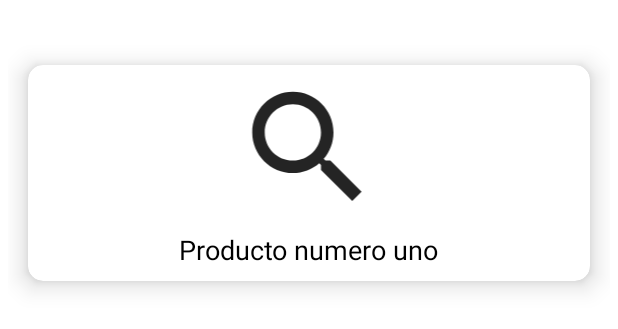
After one commit to GianBruschini/MeliChallenge, an Android app: the layout product_item.xml on its own in the app's theme, with its tools: preview values and no code run, on a phone screen of 412 x 824 dp. The commit adds this screen. Shown: the top 329 px of the screen. Run offline under Robolectric (Android 15) with nearby library versions, the phone set to English and light mode, and no system bars.

Commit message:
feat: showing products

```diff
--- a/app/src/main/java/com/meli/melichallenge/data/api/model/response/Product.kt
+++ b/app/src/main/java/com/meli/melichallenge/data/api/model/response/Product.kt
@@ -1,6 +1,7 @@
 package com.meli.melichallenge.data.api.model.response
 
 import android.os.Parcelable
+import java.io.Serializable
 
 data class Product(
     val id: String,
@@ -8,4 +9,4 @@ data class Product(
     val price: Double,
     val thumbnail: String,
     val permalink: String
-)
+):Serializable
--- a/app/src/main/java/com/meli/melichallenge/data/service/ApiClient.kt
+++ b/app/src/main/java/com/meli/melichallenge/data/service/ApiClient.kt
@@ -8,6 +8,6 @@ import retrofit2.http.GET
 import retrofit2.http.Query
 
 interface ApiClient {
-    @GET("sites/MLA/search/")
+    @GET("sites/MLA/search")
     suspend fun searchProducts(@Query("q") query: String): Response<NetworkResponse<Product>>
 }
--- /dev/null
+++ b/app/src/main/res/layout/product_item.xml
@@ -0,0 +1,61 @@
+<?xml version="1.0" encoding="utf-8"?>
+<RelativeLayout xmlns:android="http://schemas.android.com/apk/res/android"
+    xmlns:app="http://schemas.android.com/apk/res-auto"
+    xmlns:tools="http://schemas.android.com/tools"
+    android:id="@+id/rlProduct"
+    android:layout_width="match_parent"
+    android:layout_height="wrap_content"
+    android:layout_marginTop="@dimen/margin_big"
+    android:padding="@dimen/margin_small"
+    android:gravity="center"
+    >
+
+    <androidx.cardview.widget.CardView
+        android:id="@+id/cardView1"
+        android:layout_width="match_parent"
+        android:layout_height="@dimen/height_x_big"
+        app:cardElevation="@dimen/elevation_medium"
+        app:cardUseCompatPadding="true"
+        app:cardCornerRadius="@dimen/radius_medium"
+        >
+
+        <LinearLayout
+            android:layout_width="match_parent"
+            android:layout_height="match_parent"
+            android:gravity="center_horizontal"
+            android:orientation="vertical">
+
+            <ImageView
+                android:id="@+id/productImage"
+                android:layout_width="250dp"
+                android:layout_height="100dp"
+                tools:src="@drawable/search_icon"
+                android:layout_marginTop="@dimen/margin_small"
+                >
+
+            </ImageView>
+
+
+            <TextView
+                android:id="@+id/productText"
+                android:layout_width="wrap_content"
+                android:layout_height="wrap_content"
+                tools:src="@drawable/search_icon"
+                android:textSize="@dimen/text_medium"
+                tools:text="Producto numero uno"
+                android:textColor="@color/black"
+                android:layout_marginTop="@dimen/margin_small"
+                >
+
+            </TextView>
+
+
+
+        </LinearLayout>
+
+
+    </androidx.cardview.widget.CardView>
+
+
+
+</RelativeLayout>
--- a/app/src/main/res/navigation/main_nav.xml
+++ b/app/src/main/res/navigation/main_nav.xml
@@ -17,7 +17,7 @@
     </fragment>
     <fragment
         android:id="@+id/productsFragment"
-        android:name="com.meli.melichallenge.ProductsFragment"
+        android:name="com.meli.melichallenge.presentation.product.ProductsFragment"
         android:label="fragment_products"
         tools:layout="@layout/fragment_products" >
         <action
--- a/app/src/main/res/values/dimens.xml
+++ b/app/src/main/res/values/dimens.xml
@@ -12,6 +12,10 @@
     <dimen name="image_big">100dp</dimen>
     <dimen name="image_x_big">180dp</dimen>
 
+    <dimen name="elevation_medium_small">5dp</dimen>
+    <dimen name="elevation_medium">10dp</dimen>
+
+
 
     <dimen name="radius_medium_small">5dp</dimen>
     <dimen name="radius_medium">10dp</dimen>
@@ -22,6 +26,7 @@
     <dimen name="height_medium_small">25dp</dimen>
     <dimen name="height_medium">50dp</dimen>
     <dimen name="height_big">80dp</dimen>
+    <dimen name="height_x_big">180dp</dimen>
 
 
     <dimen name="margin_small">5dp</dimen>
```
Also changed, not shown: app/src/main/java/com/meli/melichallenge/ProductsFragment.kt (deleted, +0 -13 lines), app/src/main/java/com/meli/melichallenge/presentation/adapter/ProductsAdapter.kt (added, +62 -0 lines), app/src/main/java/com/meli/melichallenge/presentation/product/ProductsFragment.kt (added, +62 -0 lines), app/src/main/java/com/meli/melichallenge/presentation/search/SearchFragment.kt (+24 -1 lines), app/src/main/res/layout/fragment_products.xml (+8 -6 lines), app/src/main/res/layout/fragment_search.xml (+16 -13 lines), app/src/main/res/values/styles.xml (+10 -1 lines).
